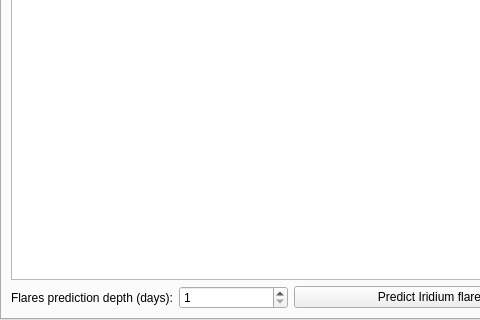
Old version of the form plugins/Satellites/src/gui/satellitesDialog.ui in the repository 519984307/stellarium_src; both pictures show x 0 to 480 and y 185 to 505 of the 582 by 505 pixel window.
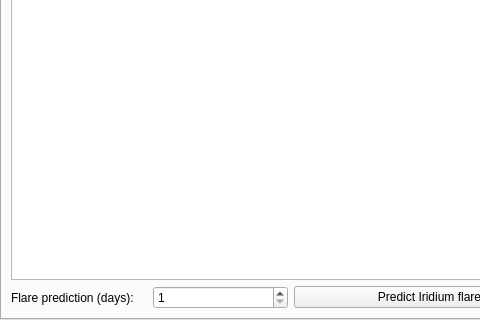
New version of the form. The open tabs and pages were chosen to show the change. Custom widgets are drawn as their Qt base class.

Commit message: Slightly improved strings in Iridium dialog

```diff
--- a/plugins/Satellites/src/gui/satellitesDialog.ui
+++ b/plugins/Satellites/src/gui/satellitesDialog.ui
@@ -903,7 +903,7 @@
            <item>
             <widget class="QLabel" name="labelFlaresPredictionDepth">
              <property name="text">
-              <string>Flares prediction depth (days):</string>
+              <string>Flare prediction (days):</string>
              </property>
             </widget>
            </item>
```
Left out of the diff: 2 changed lines with no effect on the pictures.
